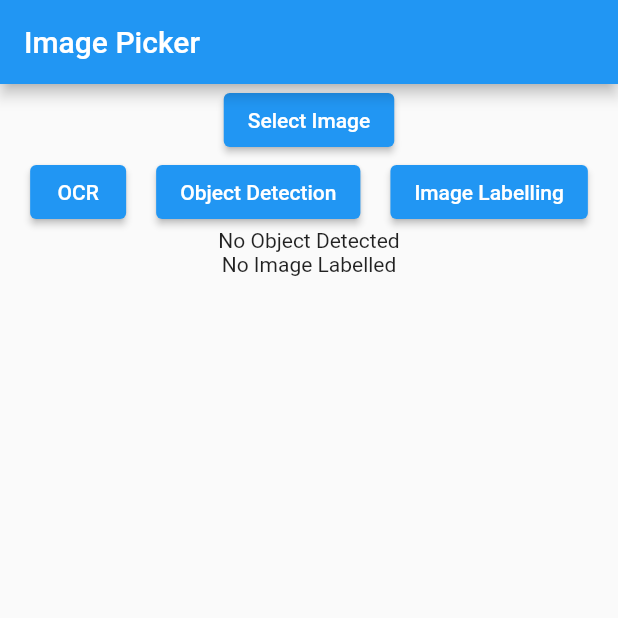
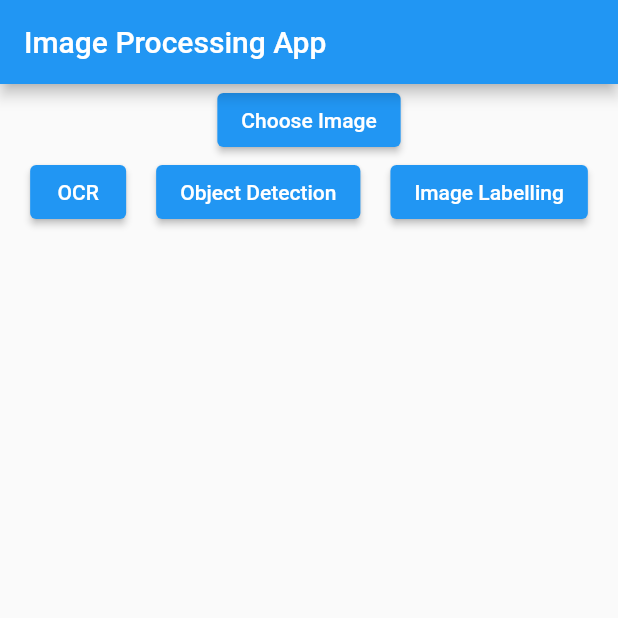
Before and after one commit to haanh764/mobileApp_Lab3, a Flutter app: the screen it shows after launch, after a tap on "Object Detection", on a phone screen of 412 x 824 dp, the top half of it. Run offline on Flutter 3.47's test engine with Material 2 defaults, Android fonts, the phone set to English and light mode, and no system bars; our stand-ins replace image_picker; missing offline and left inert: firebase_ml_vision, google_ml_kit; accounts and stored records are empty.

Commit message:
clean code final fix

```diff
--- a/image_processing/lib/main.dart
+++ b/image_processing/lib/main.dart
@@ -1,12 +1,10 @@
 import 'dart:io';
+import 'dart:ui' as ui;
+import 'dart:typed_data';
 import 'package:firebase_ml_vision/firebase_ml_vision.dart' as fb;
 import 'package:flutter/material.dart';
 import 'package:image_picker/image_picker.dart';
 import 'package:google_ml_kit/google_ml_kit.dart';
-// import 'package:image/image.dart';
-
-// import 'package:google_mlkit_object_detection/google_mlkit_object_detection.dart';
-
 void main() {
   runApp(MyApp());
 }
@@ -24,7 +22,7 @@ class HomePage extends State<MyApp> {
   dynamic final_labels;
   dynamic final_objects;
   dynamic image_labels;
-  dynamic path;
+  dynamic final_rects;
 
   void pickImage() async {
     XFile? image = await ImagePicker().pickImage(source: ImageSource.gallery);
@@ -32,13 +30,7 @@ class HomePage extends State<MyApp> {
     if (image != null) {
       setState(() {
         file = File(image.path);
-        path = image.path;
-        print('aaaaaaa');
-        print(image);
       });
-    }
-    else {
-      print('no image');
     }
   }
 
@@ -46,7 +38,6 @@ class HomePage extends State<MyApp> {
     fb.FirebaseVisionImage visionImage = fb.FirebaseVisionImage.fromFile(file);
     fb.TextRecognizer textRecognizer = fb.FirebaseVision.instance.textRecognizer();
     fb.VisionText visionText = await textRecognizer.processImage(visionImage);
-    print(visionText.text);
     setState(() {
       text = visionText.text;
     });
@@ -66,26 +57,24 @@ class HomePage extends State<MyApp> {
     final objectDetector = GoogleMlKit.vision.objectDetector(ObjectDetectorOptions(mode: DetectionMode.singleImage, classifyObjects: true, multipleObjects: false));
     final List<DetectedObject> objects = await objectDetector.processImage(inputImage);
 
-    print('test---------------------------------------');
-
     for(DetectedObject detectedObject in objects){
       final rect = detectedObject.boundingBox;
       if (detectedObject.labels.isNotEmpty) {
         final_labels = detectedObject.labels;
-        print(rect);
+        final_objects.add(detectedObject);
         setState(() {
           final_labels = final_labels;
+          final_rects = rect;
+          final_objects.add(detectedObject);
         });
       }
       else {
         final_labels = null;
-        print('no label');
         setState(() {
           final_labels = final_labels;
         });
       }
     }
-    print(final_labels);
   }
 
   @override
@@ -94,7 +83,7 @@ class HomePage extends State<MyApp> {
       home: Scaffold(
         resizeToAvoidBottomInset: false,
         appBar: AppBar(
-          title: Text("Image Picker"),
+          title: Text("Image Processing App"),
         ),
         body: SingleChildScrollView(
           child: Column(
@@ -105,7 +94,7 @@ class HomePage extends State<MyApp> {
                 onPressed: () {
                   pickImage();
                 },
-                child: Text("Select Image"),
+                child: Text("Choose Image"),
               ),
               if (file != null)
                 Image.file(
@@ -145,21 +134,23 @@ class HomePage extends State<MyApp> {
               ),
               if (text != null)
                 Text(
-                  'Text Recognition Results: ' + text,
-                  style: TextStyle(fontSize: 20.0),
+                  'Text Recognition Results: \n' + text + '\n',
+                  style: TextStyle(fontSize: 16.0),
                 ),
               if (final_labels != null)
-                Text(final_labels.map((Label label) => 'Object Detection Results: ${label.text} '
+                Text('Object Detection Results: \n' + final_labels.map((Label label) => '${label.text} '
                                 'with confidence ${label.confidence.toStringAsFixed(2)}')
-                            .join('\n'))
-              else
-                Text("No Object Detected"),
+                            .join('\n') + '\n',
+                    style: TextStyle(fontSize: 16.0))
+              else if (file != null && final_labels == null)
+                Text("No Object Detected \n", style: TextStyle(fontSize: 16.0)),
               if (image_labels != null)
                 Text('Image Labelling Results: \n' + image_labels.map((ImageLabel label) => '${label.label} '
                                 'with confidence ${label.confidence.toStringAsFixed(2)}')
-                            .join('\n'))
-              else
-                Text("No Image Labelled"),
+                            .join('\n') + '\n',
+                            style: TextStyle(fontSize: 16.0))
+              else if (file != null && image_labels == null)
+                Text("No Image Labelled \n", style: TextStyle(fontSize: 16.0)),
             ],
           ),
         ),
--- a/image_processing/pubspec.yaml
+++ b/image_processing/pubspec.yaml
@@ -39,7 +39,6 @@ dependencies:
   firebase_core: ^1.1.0
   firebase_core_web: ^1.6.2
   google_ml_kit: ^0.9.0
-  image: ^3.1.3
 
 dev_dependencies:
   flutter_test:
```
